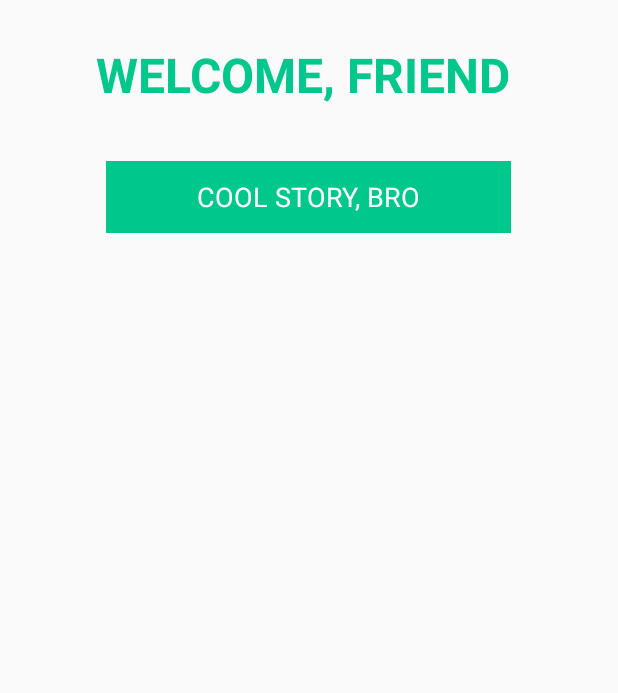
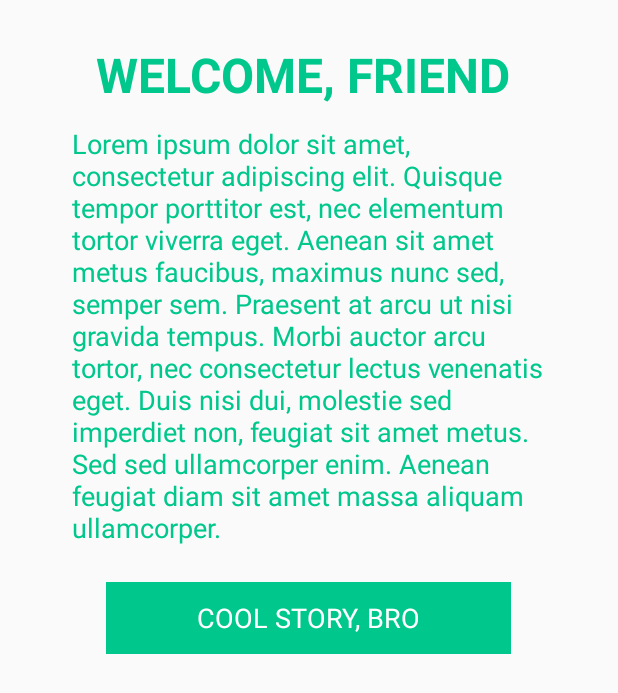
Before and after one commit to reidHoruff/meetup, an Android app: the WelcomeActivity screen opened directly, with no data from a screen before it, on a phone screen of 412 x 824 dp. Shown: the top 693 px of the screen. Run offline under Robolectric (Android 15) with nearby library versions, the phone set to English and light mode, and no system bars.

Commit message:
small changes

```diff
--- a/app/app/src/main/java/com/meetup/seii/meetup/ServerCommunicator.java
+++ b/app/app/src/main/java/com/meetup/seii/meetup/ServerCommunicator.java
@@ -33,8 +33,7 @@ import org.json.simple.parser.ParseException;
 public class ServerCommunicator {
     HttpClient httpclient = null;
     private ServerCommunicatable client;
-    final static String ADDRESS = "http://192.168.0.20:8000";
-    private String devID = null;
+    final static String ADDRESS = "http://reidhoruff.webfactional.com";
 
     public ServerCommunicator(ServerCommunicatable client) {
         this.client = client;
--- a/app/app/src/main/java/com/meetup/seii/meetup/WelcomeActivity.java
+++ b/app/app/src/main/java/com/meetup/seii/meetup/WelcomeActivity.java
@@ -1,10 +1,12 @@
 package com.meetup.seii.meetup;
 
 import android.app.Activity;
+import android.content.Intent;
 import android.support.v7.app.ActionBarActivity;
 import android.os.Bundle;
 import android.view.Menu;
 import android.view.MenuItem;
+import android.view.View;
 
 
 public class WelcomeActivity extends Activity {
@@ -14,4 +16,8 @@ public class WelcomeActivity extends Activity {
         super.onCreate(savedInstanceState);
         setContentView(R.layout.activity_welcome);
     }
+
+    public void coolStoryButtonClicked(View view) {
+        startActivity(new Intent(WelcomeActivity.this, HomeFragmentActivity.class));
+    }
 }
--- a/app/app/src/main/res/layout/activity_welcome.xml
+++ b/app/app/src/main/res/layout/activity_welcome.xml
@@ -29,6 +29,14 @@
             android:layout_marginTop="12dp"
             android:layout_marginBottom="12dp" />
 
+        <TextView
+            android:layout_width="316dp"
+            android:layout_height="wrap_content"
+            android:textColor="#00c78c"
+            android:text="Lorem ipsum dolor sit amet, consectetur adipiscing elit. Quisque tempor porttitor est, nec elementum tortor viverra eget. Aenean sit amet metus faucibus, maximus nunc sed, semper sem. Praesent at arcu ut nisi gravida tempus. Morbi auctor arcu tortor, nec consectetur lectus venenatis eget. Duis nisi dui, molestie sed imperdiet non, feugiat sit amet metus. Sed sed ullamcorper enim. Aenean feugiat diam sit amet massa aliquam ullamcorper."
+            android:id="@+id/welcomeText"
+            android:layout_gravity="center_horizontal"
+            android:textSize="18dp" />
 
         <Button
             android:layout_width="270dp"
@@ -39,7 +47,7 @@
             android:background="#00c78c"
             android:textColor="#FFFFFF"
             android:layout_marginTop="24dp"
-            android:onClick="createAccountButtonClicked" />
+            android:onClick="coolStoryButtonClicked" />
     </LinearLayout>
 
 </RelativeLayout>
--- a/app/app/src/main/res/layout/interests_section_fragment.xml
+++ b/app/app/src/main/res/layout/interests_section_fragment.xml
@@ -16,4 +16,9 @@
         android:layout_marginTop="20dp"
         android:layout_marginBottom="20dp" />
 
+    <ListView
+        android:layout_width="wrap_content"
+        android:layout_height="wrap_content"
+        android:id="@+id/listView" />
+
 </LinearLayout>
```
Also changed, not shown: app/app/src/main/java/com/meetup/seii/meetup/MeetupSingleton.java (+20 -0 lines).
